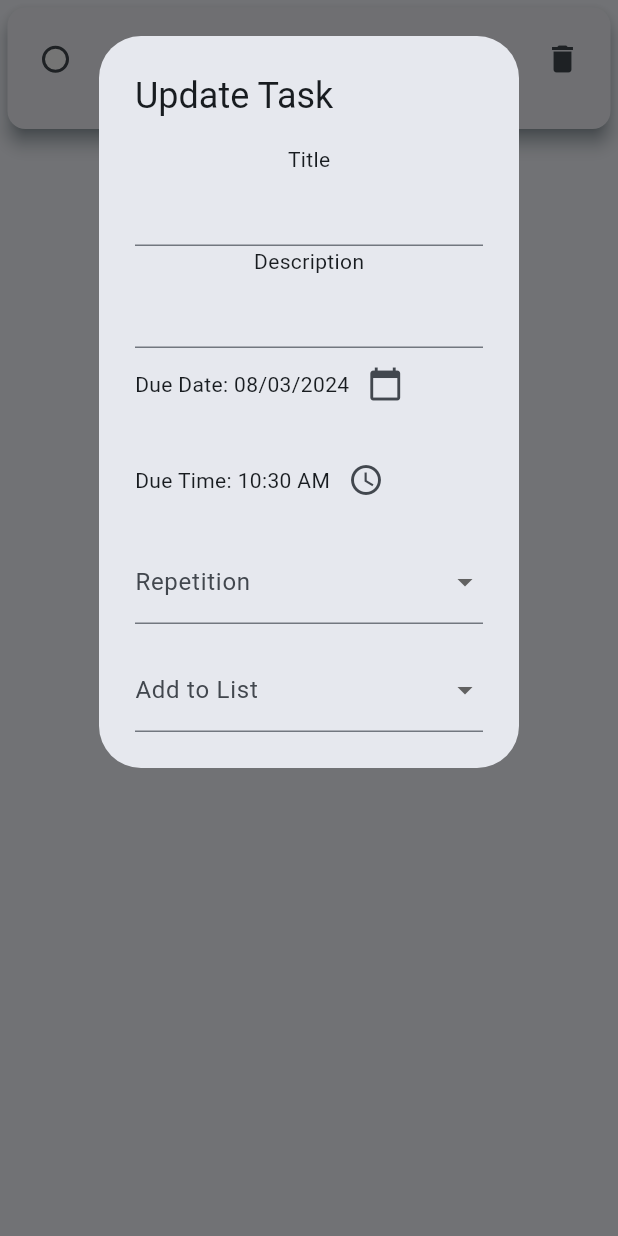
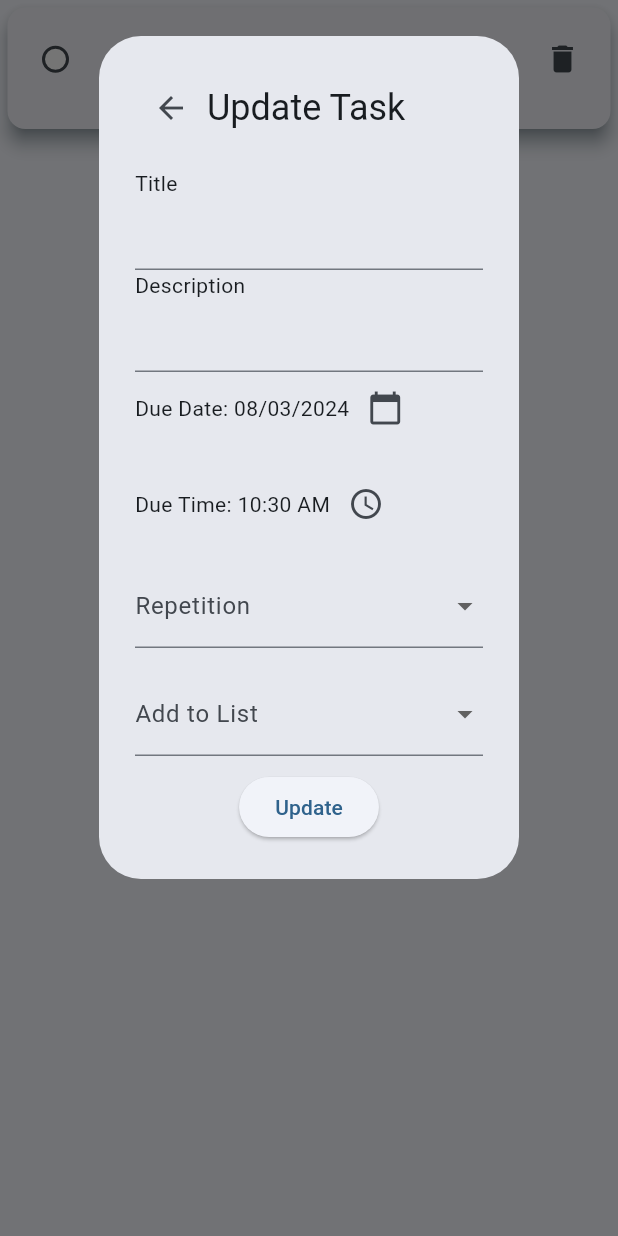
Before and after one commit to shreyash1706/smth, a Flutter app: the TaskWidget widget shown alone on an empty page, opened directly with empty values, after a tap on the "edit" icon, on a phone screen of 412 x 824 dp. Run offline on Flutter 3.47's test engine with Material 3 defaults, Android fonts, the phone set to English and light mode, and no system bars; our stand-ins replace cloud_firestore, firebase_core, table_calendar; accounts and stored records are empty.

```diff
--- a/to_do_list/lib/main.dart
+++ b/to_do_list/lib/main.dart
@@ -53,6 +53,7 @@ class _MyHomePageState extends State<MyHomePage> {
   Widget build(BuildContext context) {
     var mediaQuery=MediaQuery.of(context).size;
     return Scaffold(
+      resizeToAvoidBottomInset: false,
       body: screens[index],
       bottomNavigationBar: NavigationBarTheme(
         data: NavigationBarThemeData(indicatorColor: Colors.blue.shade200,),
--- a/to_do_list/lib/pages/home.dart
+++ b/to_do_list/lib/pages/home.dart
@@ -1,4 +1,5 @@
 import 'package:cloud_firestore/cloud_firestore.dart';
+import 'package:flutter/cupertino.dart';
 import 'package:flutter/material.dart';
 import 'package:flutter/widgets.dart';
 import 'package:to_do_list/pages/addTask.dart';
@@ -26,6 +27,7 @@ class _homeState extends State<home> {
         initialIndex: 0,
         length: 4,
         child: Scaffold(
+          resizeToAvoidBottomInset: false,
           appBar: AppBar(
             backgroundColor: const Color.fromARGB(255, 18, 26, 38),
             title: const Text('Tasks'),
@@ -70,7 +72,8 @@ class _homeState extends State<home> {
                 color: const Color.fromARGB(255, 19, 32, 48),
                 child: Column(
                   children: [
-      Container(
+                    SingleChildScrollView(
+                      child: Container(
                         height:_mediaQuery.height * 0.606,
                         child: StreamBuilder<QuerySnapshot>(
                           stream: FireStoreServices().getTasks(),
@@ -95,6 +98,7 @@ class _homeState extends State<home> {
                                     return Center(child: Text("No Tasks Yet",style: TextStyle(color: Colors.white),));
                             }
                           },
+                        ),
                       ),
                     ),
                     Align(
--- a/to_do_list/lib/widgets/task_wigdet.dart
+++ b/to_do_list/lib/widgets/task_wigdet.dart
@@ -4,19 +4,20 @@ import 'package:cloud_firestore/cloud_firestore.dart';
 import 'package:flutter/material.dart';
 import 'package:flutter/widgets.dart';
 import 'package:intl/intl.dart';
+import 'package:to_do_list/services/firestore.dart';
 
 class TaskWidget extends StatefulWidget {
   final String docID;
   final String title;
   final String description;
-  final Timestamp due;
+  Timestamp due;
   final String repetition;
   final String? list;
 
   TaskWidget(
       {required this.docID,
       required this.title,
-      this.description="",
+      this.description = "",
       required this.due,
       required this.repetition,
       this.list});
@@ -28,39 +29,50 @@ class TaskWidget extends StatefulWidget {
 class _TaskWidgetState extends State<TaskWidget> {
   bool isChecked = false;
 
-
-
   TextEditingController _titleController = TextEditingController();
-  TextEditingController? _descriptionController = TextEditingController();
+  TextEditingController _descriptionController = TextEditingController();
   DateTime? _selectedDate;
   TimeOfDay? _selectedTime;
   String? _selectedRepetition;
   String? _selectedList;
 
-
-
   @override
   Widget build(BuildContext context) {
-    _selectedList=widget.list;
-    _selectedRepetition= widget.repetition;
+    _selectedList = widget.list;
+    _selectedRepetition = widget.repetition;
     _titleController.text = widget.title;
-    _descriptionController!.text = widget.description;
+    _descriptionController.text = widget.description;
 
     var due = widget.due;
-    var due_DT = due.toDate();
-    var dueDate = DateFormat('dd/MM/yyyy').format(due_DT);
-    var dueTime = TimeOfDay(hour: due_DT.hour, minute: due_DT.minute);
+    _selectedDate = due.toDate();
+    var dueDate = DateFormat('dd/MM/yyyy').format(_selectedDate!);
+    _selectedTime =
+        TimeOfDay(hour: _selectedDate!.hour, minute: _selectedDate!.minute);
 
     void OpenUpdateBox({required docID}) {
       showDialog<void>(
           context: context,
           builder: (context) => SingleChildScrollView(
-          child: AlertDialog(
-                title: Text('Update Task'),
+                child: StatefulBuilder(
+                    builder: (BuildContext context, StateSetter setState) {
+                  return AlertDialog(
+                    title: Row(
+                      children: [
+                        IconButton(
+                            onPressed: () {
+                              Navigator.pop(context);
+                            },
+                            icon: Icon(Icons.arrow_back)),
+                        Text('Update Task'),
+                      ],
+                    ),
                     content: Column(
+                      crossAxisAlignment: CrossAxisAlignment.start,
                       mainAxisSize: MainAxisSize.min,
                       children: [
-                    Text('Title'),
+                        Text(
+                          'Title',
+                        ),
                         TextField(
                           controller: _titleController,
                         ),
@@ -71,7 +83,7 @@ class _TaskWidgetState extends State<TaskWidget> {
                         Row(
                           children: [
                             Text(
-                            'Due Date: ${DateFormat('dd/MM/yyyy').format(due_DT)}'),
+                                'Due Date: ${DateFormat('dd/MM/yyyy').format(_selectedDate!)}'),
                             IconButton(
                               icon: Icon(Icons.calendar_today),
                               onPressed: () async {
@@ -81,9 +93,9 @@ class _TaskWidgetState extends State<TaskWidget> {
                                   firstDate: DateTime.now(),
                                   lastDate: DateTime(2030),
                                 );
-                            if (selectedDate != null) {
+                                if (selectedDate != _selectedDate) {
                                   setState(() {
-                                due_DT = selectedDate;
+                                    _selectedDate = selectedDate;
                                   });
                                 }
                               },
@@ -93,7 +105,8 @@ class _TaskWidgetState extends State<TaskWidget> {
                         SizedBox(height: 16.0),
                         Row(
                           children: [
-                        Text('Due Time: ${dueTime.format(context)}'),
+                            Text(
+                                'Due Time: ${_selectedTime?.format(context) ?? "Not set"}'),
                             IconButton(
                               icon: Icon(Icons.access_time),
                               onPressed: () async {
@@ -101,9 +114,9 @@ class _TaskWidgetState extends State<TaskWidget> {
                                   context: context,
                                   initialTime: TimeOfDay.now(),
                                 );
-                            if (selectedTime != null) {
+                                if (selectedTime != _selectedTime) {
                                   setState(() {
-                                dueTime = selectedTime;
+                                    _selectedTime = selectedTime;
                                   });
                                 }
                               },
@@ -148,18 +161,40 @@ class _TaskWidgetState extends State<TaskWidget> {
                             // border: OutlineInputBorder(), // Add border to dropdown
                           ),
                         ),
+                        SizedBox(
+                          height: 10,
+                        ),
+                        Center(
+                          child: ElevatedButton(
+                              onPressed: () {
+                                Map<String, dynamic> newTaskMap = {
+                                  'title': _titleController.text,
+                                  'description': _descriptionController.text,
+                                  'due': DateTime(
+                                      _selectedDate!.year,
+                                      _selectedDate!.month,
+                                      _selectedDate!.day,
+                                      _selectedTime!.hour,
+                                      _selectedTime!.minute),
+                                  'repetition': _selectedRepetition,
+                                  'list': _selectedList,
+                                };
+                                FireStoreServices().UpdateTask(docID, newTaskMap).then((value) => Navigator.pop(context));
+
+                              },
+                              child: Text("Update")),
+                        )
                       ],
                     ),
-              ),
+                  );
+                }),
               ));
     }
-
 
     return Padding(
       padding: const EdgeInsets.all(1),
       child: Container(
         // height: MediaQuery.of(context).size.height * 0.15,
-        width: MediaQuery.of(context).size.width * 1,
         child: Column(
           crossAxisAlignment: CrossAxisAlignment.stretch,
           children: <Widget>[
@@ -197,12 +232,12 @@ class _TaskWidgetState extends State<TaskWidget> {
                               Row(
                                 children: [
                                   Text(
-                                    '${dueDate} ,',
+                                    '$dueDate ,',
                                     style: TextStyle(fontSize: 17),
                                   ),
                                   // SizedBox(width: 3),
                                   Text(
-                                    dueTime.format(context),
+                                    _selectedTime!.format(context),
                                     style: TextStyle(fontSize: 16),
                                   ),
                                 ],
@@ -217,7 +252,9 @@ class _TaskWidgetState extends State<TaskWidget> {
                         ),
                         IconButton(
                           icon: Icon(Icons.delete),
-                          onPressed: () {},
+                          onPressed: () {
+                            FireStoreServices().DeleteTask(widget.docID);
+                          },
                         ),
                       ],
                     ),
```
Also changed, not shown: to_do_list/lib/services/firestore.dart (+7 -2 lines). Lines whose indentation alone changed are shown as unchanged.
